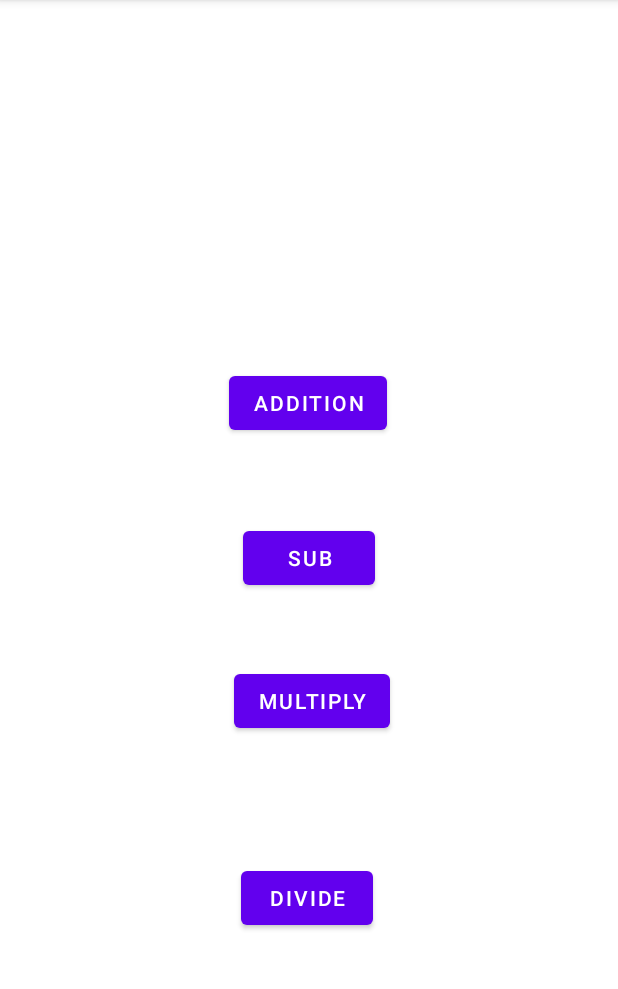
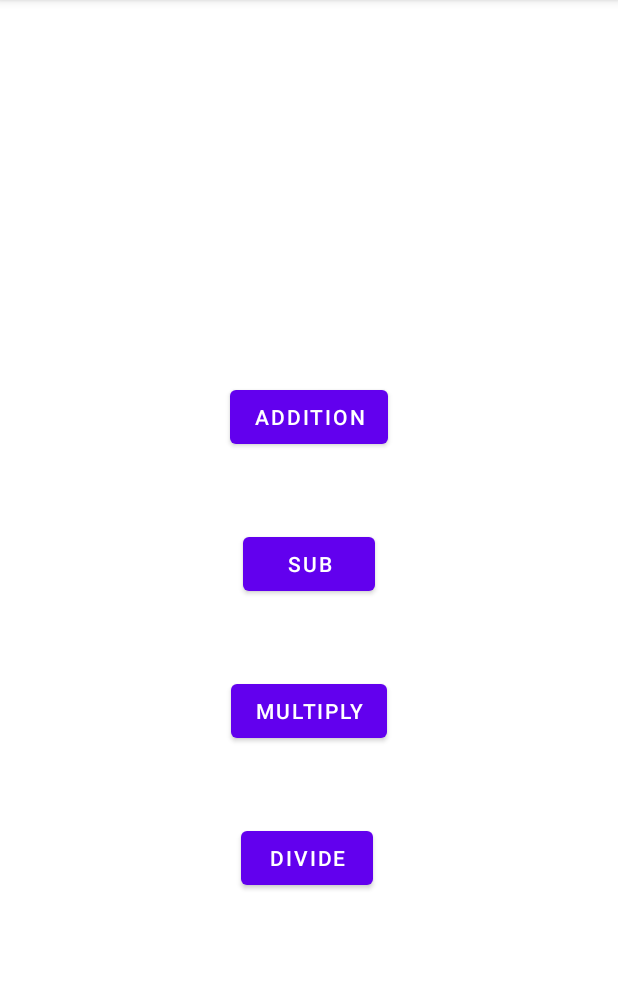
Before and after one commit to Rishi-NithinEM/Calc_Fragment, an Android app: the screen it shows after launch (MainActivity), on a phone screen of 412 x 824 dp, the part 84-1073 px from its top. Run offline under Robolectric (Android 15) with nearby library versions, the phone set to English and light mode, and no system bars.

Commit message:
2nd edit

```diff
--- a/app/src/main/AndroidManifest.xml
+++ b/app/src/main/AndroidManifest.xml
@@ -11,7 +11,8 @@
         android:theme="@style/Theme.Calc_Fragment">
         <activity
             android:name=".MainActivity"
-            android:exported="true">
+            android:exported="true"
+            android:configChanges="orientation|keyboardHidden">
             <intent-filter>
                 <action android:name="android.intent.action.MAIN" />
 
--- a/app/src/main/java/com/example/calc_fragment/FragmentB.kt
+++ b/app/src/main/java/com/example/calc_fragment/FragmentB.kt
@@ -64,7 +64,7 @@ class FragmentB : Fragment() {
                 bundle?.putString("key",savedInstanceState.getString("key"))
                 pf.setArguments(bundle)
 
-                    activity?.supportFragmentManager?.beginTransaction()
+                activity?.supportFragmentManager?.beginTransaction()
                     ?.replace(R.id.flayout1, pf)
                     ?.addToBackStack("fA")?.commit()
 
@@ -81,6 +81,9 @@ class FragmentB : Fragment() {
 
             if (generateResult(Number1, Number2) != "") {
                 sendResult()
+            }
+            else{
+                Toast.makeText(activity, "values", Toast.LENGTH_LONG).show()
             }
 
         }
--- a/app/src/main/res/layout/fragment_a.xml
+++ b/app/src/main/res/layout/fragment_a.xml
@@ -14,9 +14,9 @@
         android:layout_height="wrap_content"
         android:layout_above="@+id/sub"
         android:layout_alignParentEnd="true"
-        android:layout_marginEnd="154dp"
-        android:layout_marginBottom="55dp"
         android:layout_centerHorizontal="true"
+        android:layout_marginEnd="153dp"
+        android:layout_marginBottom="50dp"
         android:text="Addition"
         app:layout_constraintBottom_toTopOf="@+id/sub"
         app:layout_constraintEnd_toEndOf="parent" />
@@ -27,10 +27,10 @@
         android:layout_height="wrap_content"
 
         android:layout_above="@+id/mul"
+        android:layout_alignParentEnd="true"
         android:layout_centerHorizontal="true"
-        android:layout_alignParentEnd="true"
         android:layout_marginEnd="162dp"
-        android:layout_marginBottom="47dp"
+        android:layout_marginBottom="50dp"
         android:text="Sub"
         app:layout_constraintBottom_toTopOf="@+id/mul"
         app:layout_constraintEnd_toEndOf="parent" />
@@ -40,10 +40,10 @@
         android:layout_width="wrap_content"
         android:layout_height="wrap_content"
         android:layout_above="@+id/div"
+        android:layout_alignParentEnd="true"
         android:layout_centerHorizontal="true"
-        android:layout_alignParentEnd="true"
-        android:layout_marginEnd="152dp"
-        android:layout_marginBottom="83dp"
+        android:layout_marginEnd="154dp"
+        android:layout_marginBottom="50dp"
         android:text="Multiply"
         app:layout_constraintBottom_toTopOf="@+id/div"
         app:layout_constraintEnd_toEndOf="parent" />
@@ -52,11 +52,11 @@
         android:id="@+id/div"
         android:layout_width="wrap_content"
         android:layout_height="wrap_content"
-        android:layout_centerHorizontal="true"
         android:layout_alignParentEnd="true"
         android:layout_alignParentBottom="true"
+        android:layout_centerHorizontal="true"
         android:layout_marginEnd="163dp"
-        android:layout_marginBottom="145dp"
+        android:layout_marginBottom="172dp"
         android:text="Divide"
         app:layout_constraintBottom_toBottomOf="parent"
         app:layout_constraintEnd_toEndOf="parent" />
@@ -79,11 +79,11 @@
         android:id="@+id/reset"
         android:layout_width="wrap_content"
         android:layout_height="wrap_content"
-        android:layout_centerHorizontal="true"
         android:layout_alignParentEnd="true"
         android:layout_alignParentBottom="true"
-        android:layout_marginEnd="162dp"
-        android:layout_marginBottom="159dp"
+        android:layout_centerHorizontal="true"
+        android:layout_marginEnd="161dp"
+        android:layout_marginBottom="113dp"
         android:text="Reset"
         app:layout_constraintBottom_toBottomOf="parent"
         app:layout_constraintEnd_toEndOf="parent" />
```
Also changed, not shown: app/src/main/java/com/example/calc_fragment/MainActivity.kt (+20 -0 lines), app/src/main/res/layout/fragment_b.xml (+6 -7 lines).
